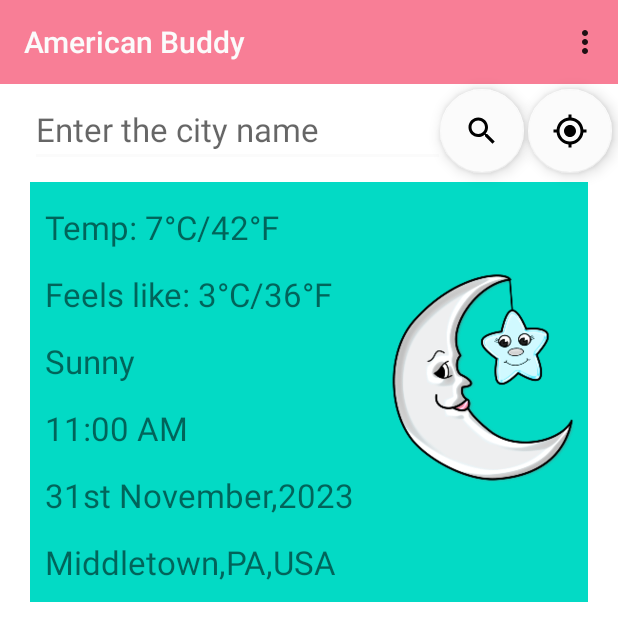
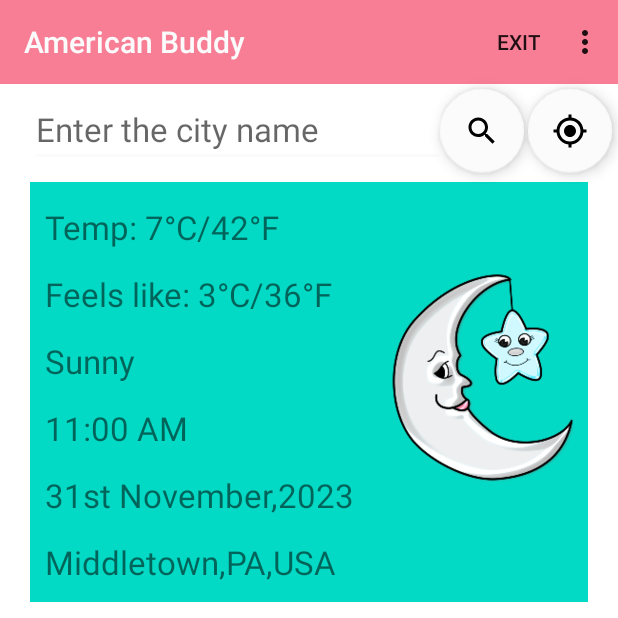
Before and after one commit to abhi-sama/American_Buddy, an Android app: the screen it shows after launch (MainActivity), on a phone screen of 412 x 824 dp, the top half of it. Run offline under Robolectric (Android 15) with nearby library versions, the phone set to English and light mode, and no system bars; our stand-ins replace Picasso, Volley; pictures from the network do not load.

Commit message:
Beta_test_v4

```diff
--- a/app/src/main/res/menu/activity_main.xml
+++ b/app/src/main/res/menu/activity_main.xml
@@ -8,6 +8,10 @@
          android:title="@string/menu_settings"
         android:visible="true"
         app:showAsAction="collapseActionView" />
+    <item android:id="@+id/exit_app"
+        android:title="Exit"
+        android:visible="true"
+        app:showAsAction="ifRoom" />
 <!--    <item android:id="@+id/menu_send_intent"-->
 <!--        android:icon="@drawable/ic_menu_send_intent"-->
 <!--        android:title="@string/menu_send_intent"-->
--- a/app/src/main/res/values/styles.xml
+++ b/app/src/main/res/values/styles.xml
@@ -3,11 +3,18 @@
     <!-- Base application theme. -->
     <style name="DarkTheme" parent="Theme.AppCompat.Light.NoActionBar">
         <!-- Dark theme -->
+
+
         <item name="colorPrimary">@color/darkColorPrimary</item>
         <item name="colorPrimaryDark">@color/darkColorPrimaryDark</item>
         <item name="colorAccent">@color/colorAccent</item>
         <item name="background">@color/darkCardBackground</item>
         <item name="colorSecondary">@color/purple_700</item>
+<!--        <item name="android:textColor">#FFFFFF</item>-->
+        <item name="android:alertDialogTheme">@style/AlertDialogCustom</item>
+
+
+
 
 <!--                <item name="fontFamily">@font/roboto</item>-->
 <!--                <item name="listBackground">@color/darkListBackground</item>-->
@@ -31,6 +38,7 @@
         <item name="colorAccent">#FBFBFB</item>
         <item name="background">@color/white</item>
         <item name="colorSecondary">@color/teal_200</item>
+        <item name="android:alertDialogTheme">@style/AlertDialogCustom</item>
 <!--                <item name="fontFamily">@font/roboto</item>-->
 <!--                <item name="listBackground">@color/lightListBackground</item>-->
         <!--        <item name="cardBackground">@color/lightCardBackground</item>-->
@@ -43,6 +51,20 @@
         <!--        <item name="alertDialogTheme">@style/LightDateAlertDialog</item>-->
         <!--        <item name="android:windowAnimationStyle">@style/WindowAnimationTransition</item>-->
     </style>
+
+
+    <style name="AlertDialogCustom" parent="android:Theme.Material.Light.Dialog.Alert">
+        <item name="android:colorPrimary">#00397F</item>
+        <item name="android:colorAccent">#673AB7</item>
+    </style>
+<!--    <style name="AlertDialogCustom2" parent="android:Theme.Material.Light.Dialog.Alert">-->
+<!--        <item name="colorPrimary">@color/darkColorPrimary</item>-->
+<!--        <item name="colorAccent">@color/colorAccent</item>-->
+<!--        <item name="android:background">@color/darkCardBackground</item>-->
+<!--        <item name="android:textColorPrimary">@color/white</item>-->
+<!--        <item name="android:textColorSecondary">@color/white</item>-->
+<!--    </style>-->
+
 
     <!--    &lt;!&ndash; Windows transition &ndash;&gt;-->
     <!--    <style name="WindowAnimationTransition">-->
```
Also changed, not shown: app/src/main/java/edu/psu/axs7326/american_buddy/MainActivity.java (+34 -3 lines).
